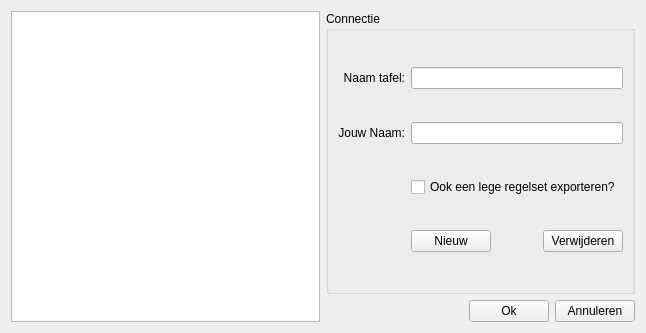
Before: the Qt Designer form src/app/ruleCreator/settingsdialog.ui in Dtai/PokerbotClient, drawn with Qt 5.
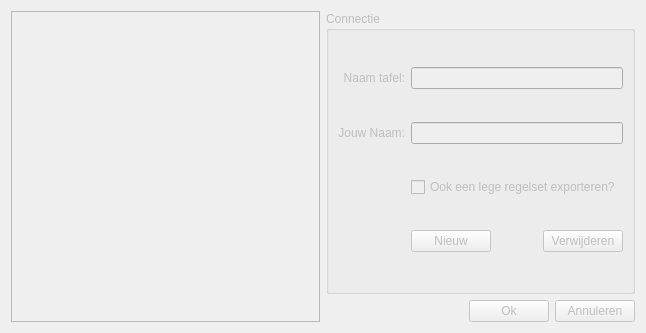
After: the same form once the commit is applied.

What changed in the file:
```diff
--- a/src/app/ruleCreator/settingsdialog.ui
+++ b/src/app/ruleCreator/settingsdialog.ui
@@ -2,6 +2,9 @@
 <ui version="4.0">
  <class>SettingsDialog</class>
  <widget class="QWidget" name="SettingsDialog">
+  <property name="enabled">
+   <bool>false</bool>
+  </property>
   <property name="geometry">
    <rect>
     <x>0</x>
```
